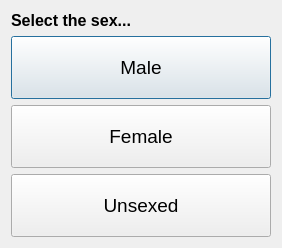
First picture: the form in ui/SexSelDlg.ui, repository aliciabillings-noaa/CLAMS, before the edit.
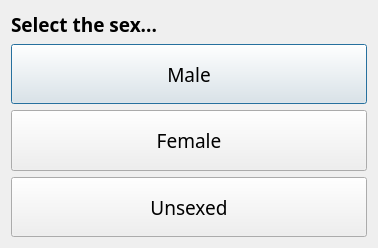
Second picture: the form after the edit.

The edit to the form file:
```diff
--- a/ui/SexSelDlg.ui
+++ b/ui/SexSelDlg.ui
@@ -6,7 +6,7 @@
    <rect>
     <x>0</x>
     <y>0</y>
-    <width>282</width>
+    <width>378</width>
     <height>248</height>
    </rect>
   </property>
@@ -20,7 +20,9 @@
       <widget class="QLabel" name="label">
        <property name="font">
         <font>
-         <pointsize>12</pointsize>
+         <family>Arial Black</family>
+         <pointsize>14</pointsize>
+         <weight>75</weight>
          <bold>true</bold>
         </font>
        </property>
@@ -45,6 +47,7 @@
        </property>
        <property name="font">
         <font>
+         <family>Arial Black</family>
          <pointsize>14</pointsize>
         </font>
        </property>
@@ -69,6 +72,7 @@
        </property>
        <property name="font">
         <font>
+         <family>Arial Black</family>
          <pointsize>14</pointsize>
         </font>
        </property>
@@ -93,6 +97,7 @@
        </property>
        <property name="font">
         <font>
+         <family>Arial Black</family>
          <pointsize>14</pointsize>
         </font>
        </property>
```
